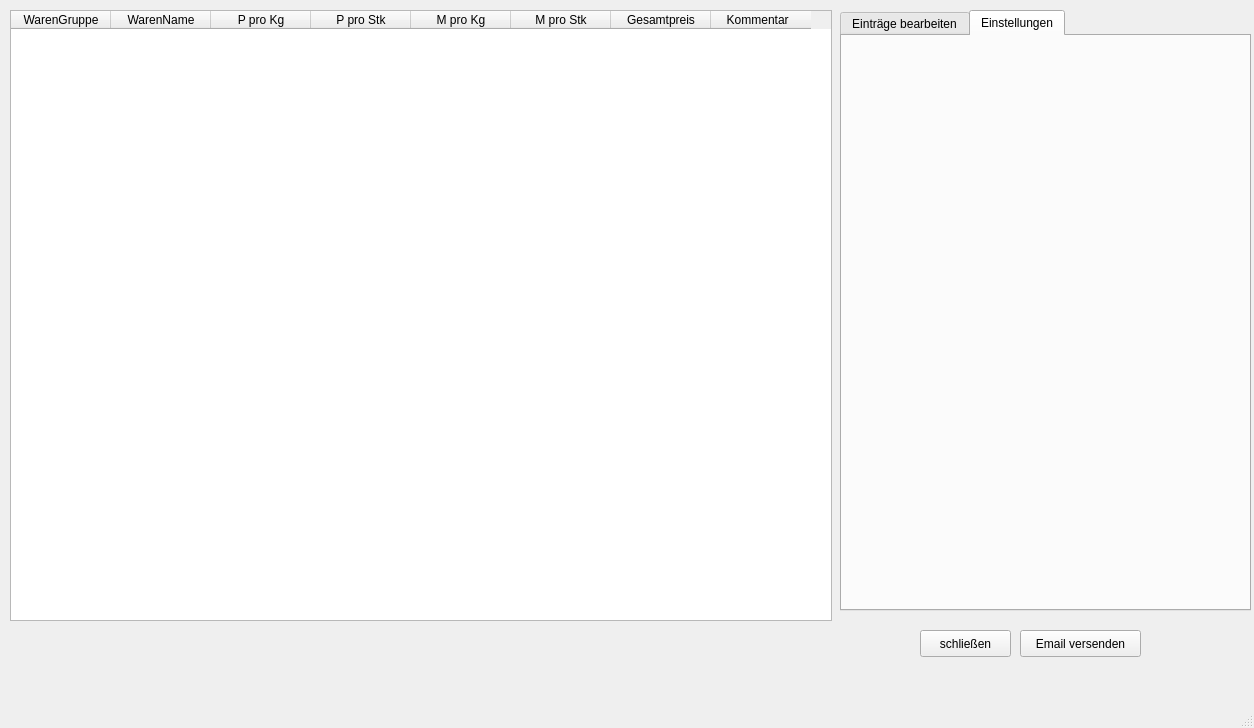
AchMenz/UniversalOrderProgram, file src/Oberflache.ui: the form before one commit.
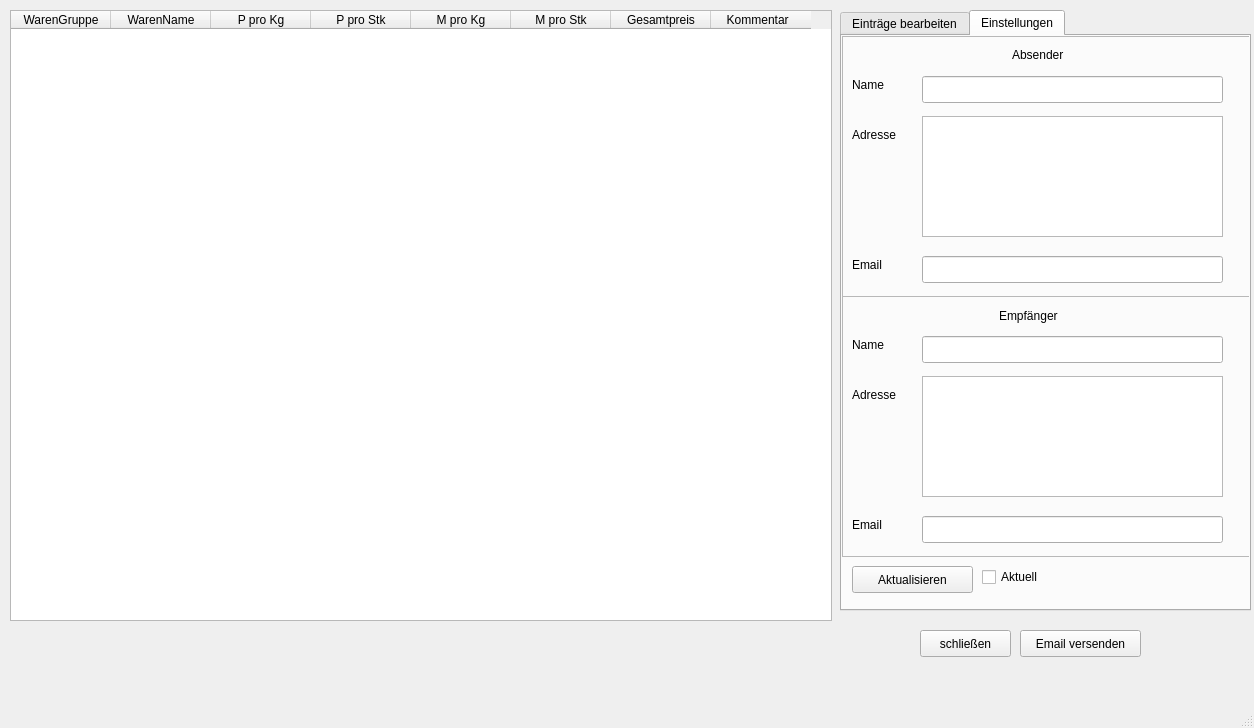
The form after the commit. The open tabs and pages were chosen to show the change.

```diff
--- a/src/Oberflache.ui
+++ b/src/Oberflache.ui
@@ -394,6 +394,228 @@
      <attribute name="title">
       <string>Einstellungen</string>
      </attribute>
+     <widget class="QFrame" name="frame_3">
+      <property name="geometry">
+       <rect>
+        <x>0</x>
+        <y>0</y>
+        <width>411</width>
+        <height>261</height>
+       </rect>
+      </property>
+      <property name="frameShape">
+       <enum>QFrame::StyledPanel</enum>
+      </property>
+      <property name="frameShadow">
+       <enum>QFrame::Raised</enum>
+      </property>
+      <widget class="QLabel" name="label_11">
+       <property name="geometry">
+        <rect>
+         <x>10</x>
+         <y>220</y>
+         <width>68</width>
+         <height>17</height>
+        </rect>
+       </property>
+       <property name="text">
+        <string>Email</string>
+       </property>
+      </widget>
+      <widget class="QLabel" name="label_10">
+       <property name="geometry">
+        <rect>
+         <x>10</x>
+         <y>90</y>
+         <width>68</width>
+         <height>17</height>
+        </rect>
+       </property>
+       <property name="text">
+        <string>Adresse</string>
+       </property>
+      </widget>
+      <widget class="QLabel" name="label_9">
+       <property name="geometry">
+        <rect>
+         <x>10</x>
+         <y>40</y>
+         <width>68</width>
+         <height>17</height>
+        </rect>
+       </property>
+       <property name="text">
+        <string>Name</string>
+       </property>
+      </widget>
+      <widget class="QLabel" name="label_12">
+       <property name="geometry">
+        <rect>
+         <x>170</x>
+         <y>10</y>
+         <width>68</width>
+         <height>17</height>
+        </rect>
+       </property>
+       <property name="text">
+        <string>Absender</string>
+       </property>
+      </widget>
+      <widget class="QLineEdit" name="NameAbsenderEdit">
+       <property name="geometry">
+        <rect>
+         <x>80</x>
+         <y>40</y>
+         <width>301</width>
+         <height>27</height>
+        </rect>
+       </property>
+      </widget>
+      <widget class="QTextEdit" name="AdresseAbsenderEdit">
+       <property name="geometry">
+        <rect>
+         <x>80</x>
+         <y>80</y>
+         <width>301</width>
+         <height>121</height>
+        </rect>
+       </property>
+      </widget>
+      <widget class="QLineEdit" name="EmailAbsenderEdit">
+       <property name="geometry">
+        <rect>
+         <x>80</x>
+         <y>220</y>
+         <width>301</width>
+         <height>27</height>
+        </rect>
+       </property>
+      </widget>
+     </widget>
+     <widget class="QFrame" name="frame_6">
+      <property name="geometry">
+       <rect>
+        <x>0</x>
+        <y>260</y>
+        <width>411</width>
+        <height>261</height>
+       </rect>
+      </property>
+      <property name="frameShape">
+       <enum>QFrame::StyledPanel</enum>
+      </property>
+      <property name="frameShadow">
+       <enum>QFrame::Raised</enum>
+      </property>
+      <widget class="QLabel" name="label_13">
+       <property name="geometry">
+        <rect>
+         <x>10</x>
+         <y>220</y>
+         <width>68</width>
+         <height>17</height>
+        </rect>
+       </property>
+       <property name="text">
+        <string>Email</string>
+       </property>
+      </widget>
+      <widget class="QLabel" name="label_14">
+       <property name="geometry">
+        <rect>
+         <x>10</x>
+         <y>90</y>
+         <width>68</width>
+         <height>17</height>
+        </rect>
+       </property>
+       <property name="text">
+        <string>Adresse</string>
+       </property>
+      </widget>
+      <widget class="QLabel" name="label_15">
+       <property name="geometry">
+        <rect>
+         <x>10</x>
+         <y>40</y>
+         <width>68</width>
+         <height>17</height>
+        </rect>
+       </property>
+       <property name="text">
+        <string>Name</string>
+       </property>
+      </widget>
+      <widget class="QLabel" name="label_16">
+       <property name="geometry">
+        <rect>
+         <x>157</x>
+         <y>10</y>
+         <width>81</width>
+         <height>20</height>
+        </rect>
+       </property>
+       <property name="text">
+        <string>Empfänger</string>
+       </property>
+      </widget>
+      <widget class="QLineEdit" name="NameEmpfaengerEdit">
+       <property name="geometry">
+        <rect>
+         <x>80</x>
+         <y>40</y>
+         <width>301</width>
+         <height>27</height>
+        </rect>
+       </property>
+      </widget>
+      <widget class="QTextEdit" name="AdresseEmpfaengerEdit">
+       <property name="geometry">
+        <rect>
+         <x>80</x>
+         <y>80</y>
+         <width>301</width>
+         <height>121</height>
+        </rect>
+       </property>
+      </widget>
+      <widget class="QLineEdit" name="EmailEmpfaengerEdit">
+       <property name="geometry">
+        <rect>
+         <x>80</x>
+         <y>220</y>
+         <width>301</width>
+         <height>27</height>
+        </rect>
+       </property>
+      </widget>
+     </widget>
+     <widget class="QPushButton" name="EinstellungenPButton">
+      <property name="geometry">
+       <rect>
+        <x>10</x>
+        <y>530</y>
+        <width>121</width>
+        <height>27</height>
+       </rect>
+      </property>
+      <property name="text">
+       <string>Aktualisieren</string>
+      </property>
+     </widget>
+     <widget class="QCheckBox" name="checkBox">
+      <property name="geometry">
+       <rect>
+        <x>140</x>
+        <y>530</y>
+        <width>99</width>
+        <height>22</height>
+       </rect>
+      </property>
+      <property name="text">
+       <string>Aktuell</string>
+      </property>
+     </widget>
     </widget>
    </widget>
   </widget>
```
Left out of the diff: 2 changed lines with no effect on the pictures.
